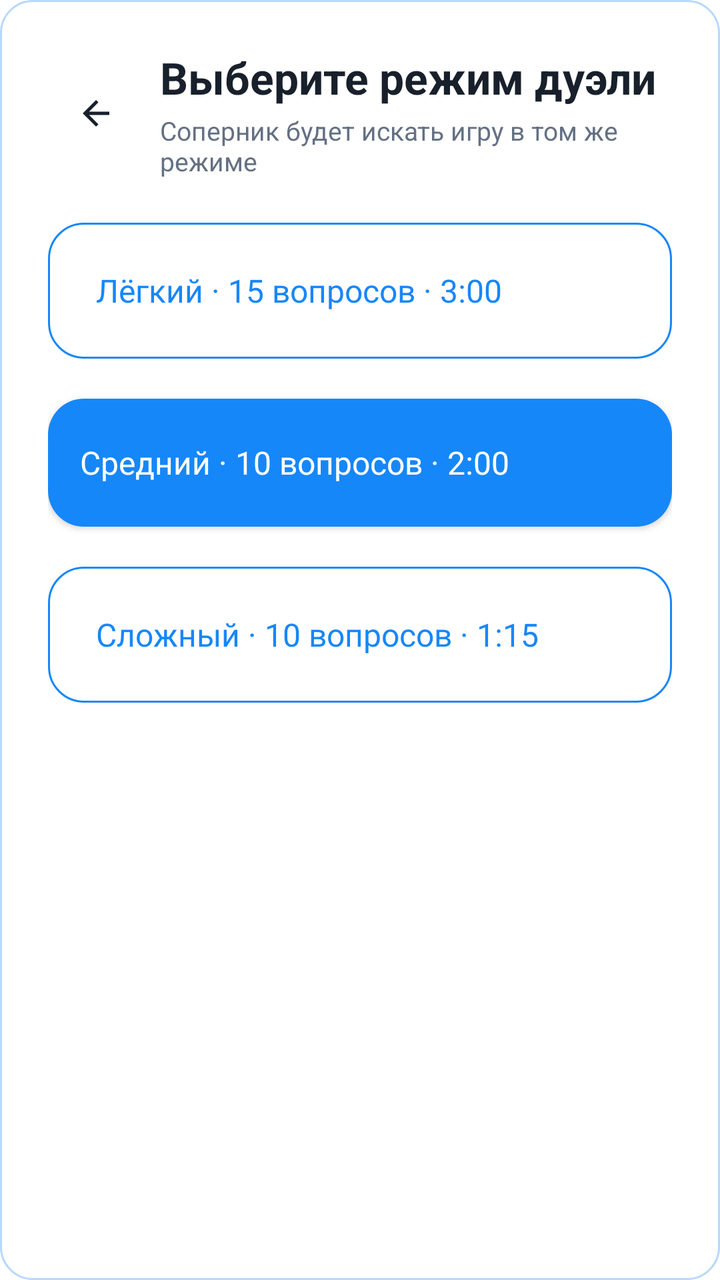
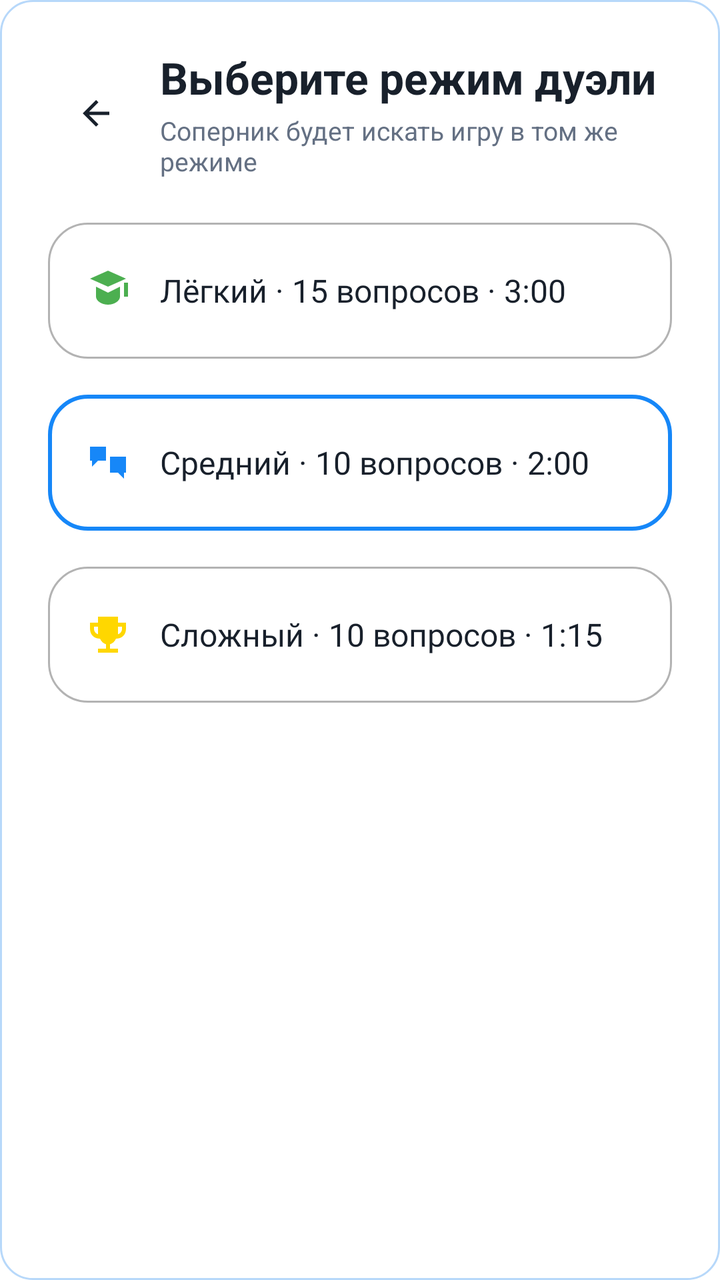

Compare the two renders of this Android layout. The source of the first and the diff that turns it into the second are given below.
<!-- AndroidManifest.xml: application theme Theme.Duelingo -->
<!-- res/layout/dialog_duel_difficulty.xml -->
<?xml version="1.0" encoding="utf-8"?>
<LinearLayout xmlns:android="http://schemas.android.com/apk/res/android" xmlns:app="http://schemas.android.com/apk/res-auto" android:layout_width="match_parent" android:layout_height="wrap_content" android:background="@drawable/bg_dialog" android:orientation="vertical" android:padding="24dp">
    <LinearLayout android:layout_width="match_parent" android:layout_height="wrap_content" android:gravity="center_vertical" android:orientation="horizontal">
        <com.google.android.material.button.MaterialButton android:id="@+id/closeButton" style="@style/Widget.Material3.Button.IconButton" android:layout_width="48dp" android:layout_height="48dp" android:contentDescription="@string/back" app:icon="@drawable/ic_arrow_back" app:iconTint="?attr/textColor" />
        <LinearLayout android:layout_width="0dp" android:layout_height="wrap_content" android:layout_marginStart="8dp" android:layout_weight="1" android:orientation="vertical"><TextView android:id="@+id/titleText" android:layout_width="match_parent" android:layout_height="wrap_content" android:text="@string/choose_duel_mode" android:textColor="?attr/textColor" android:textSize="22sp" android:textStyle="bold" /><TextView android:id="@+id/subtitleText" android:layout_width="match_parent" android:layout_height="wrap_content" android:layout_marginTop="3dp" android:text="@string/duel_mode_subtitle" android:textColor="?attr/secondaryTextColor" android:textSize="13sp" /></LinearLayout>
    </LinearLayout>
    <com.google.android.material.button.MaterialButton android:id="@+id/easyButton" style="@style/Widget.Material3.Button.OutlinedButton" android:layout_width="match_parent" android:layout_height="wrap_content" android:minHeight="76dp" android:layout_marginTop="18dp" android:gravity="start|center_vertical" android:paddingVertical="12dp" android:text="@string/duel_easy_description" android:textAllCaps="false" android:textColor="@color/blue_primary" android:textSize="16sp" app:cornerRadius="18dp" app:strokeColor="@color/blue_primary" app:strokeWidth="1dp" />
    <com.google.android.material.button.MaterialButton android:id="@+id/mediumButton" android:layout_width="match_parent" android:layout_height="wrap_content" android:minHeight="76dp" android:layout_marginTop="10dp" android:gravity="start|center_vertical" android:paddingVertical="12dp" android:text="@string/duel_medium_description" android:textAllCaps="false" android:textColor="@color/white" android:textSize="16sp" app:cornerRadius="18dp" />
    <com.google.android.material.button.MaterialButton android:id="@+id/hardButton" style="@style/Widget.Material3.Button.OutlinedButton" android:layout_width="match_parent" android:layout_height="wrap_content" android:minHeight="76dp" android:layout_marginTop="10dp" android:gravity="start|center_vertical" android:paddingVertical="12dp" android:text="@string/duel_hard_description" android:textAllCaps="false" android:textColor="@color/blue_primary" android:textSize="16sp" app:cornerRadius="18dp" app:strokeColor="@color/blue_primary" app:strokeWidth="1dp" />
</LinearLayout>
<!-- resources referenced by this layout -->
<resources>
  <color name="blue_primary">#1687F8</color>
  <color name="white">#FFFFFFFF</color>
  <!-- drawable bg_dialog (drawable) -->
  <shape xmlns:android="http://schemas.android.com/apk/res/android"
      android:shape="rectangle">
      <corners android:radius="16dp"/>
      <solid android:color="?attr/cardBackgroundColor"/>
      <stroke android:width="1dp" android:color="@color/word_chip_stroke" />
  </shape>
  <!-- drawable ic_arrow_back (drawable) -->
  <?xml version="1.0" encoding="utf-8"?>
  <vector xmlns:android="http://schemas.android.com/apk/res/android"
      android:width="24dp"
      android:height="24dp"
      android:viewportWidth="24"
      android:viewportHeight="24">
      <path
          android:fillColor="#FFFFFFFF"
          android:pathData="M20,11H7.83l5.59,-5.59L12,4l-8,8 8,8 1.42,-1.41L7.83,13H20v-2z" />
  </vector>
  <string name="back">Назад</string>
  <string name="choose_duel_mode">Выберите режим дуэли</string>
  <string name="duel_easy_description">Лёгкий · 15 вопросов · 3:00</string>
  <string name="duel_hard_description">Сложный · 10 вопросов · 1:15</string>
  <string name="duel_medium_description">Средний · 10 вопросов · 2:00</string>
  <string name="duel_mode_subtitle">Соперник будет искать игру в том же режиме</string>
  <color name="word_chip_stroke">#B7D8FA</color>
  <color name="black">#FF000000</color>
  <color name="background_light">#F5F7FB</color>
  <color name="text_color_light">#18202B</color>
  <color name="secondary_text_light">#647083</color>
  <color name="surface_light">#FFFFFF</color>
  <color name="gray_light">#B3B3B3</color>
  <style name="DuelRush.MaterialButton" parent="Widget.MaterialComponents.Button">
          <item name="android:textSize">16sp</item>
          <item name="android:minHeight">48dp</item>
          <item name="android:textAllCaps">false</item>
          <item name="android:letterSpacing">0</item>
          <item name="android:fontFamily">@font/open_sans_medium</item>
      </style>
  <!-- unchanged entries left out for length: 1 -->
</resources>

<!-- the commit's change to res/layout/dialog_duel_difficulty.xml (unified diff, before → after) -->
@@ -4,7 +4,7 @@
         <com.google.android.material.button.MaterialButton android:id="@+id/closeButton" style="@style/Widget.Material3.Button.IconButton" android:layout_width="48dp" android:layout_height="48dp" android:contentDescription="@string/back" app:icon="@drawable/ic_arrow_back" app:iconTint="?attr/textColor" />
         <LinearLayout android:layout_width="0dp" android:layout_height="wrap_content" android:layout_marginStart="8dp" android:layout_weight="1" android:orientation="vertical"><TextView android:id="@+id/titleText" android:layout_width="match_parent" android:layout_height="wrap_content" android:text="@string/choose_duel_mode" android:textColor="?attr/textColor" android:textSize="22sp" android:textStyle="bold" /><TextView android:id="@+id/subtitleText" android:layout_width="match_parent" android:layout_height="wrap_content" android:layout_marginTop="3dp" android:text="@string/duel_mode_subtitle" android:textColor="?attr/secondaryTextColor" android:textSize="13sp" /></LinearLayout>
     </LinearLayout>
-    <com.google.android.material.button.MaterialButton android:id="@+id/easyButton" style="@style/Widget.Material3.Button.OutlinedButton" android:layout_width="match_parent" android:layout_height="wrap_content" android:minHeight="76dp" android:layout_marginTop="18dp" android:gravity="start|center_vertical" android:paddingVertical="12dp" android:text="@string/duel_easy_description" android:textAllCaps="false" android:textColor="@color/blue_primary" android:textSize="16sp" app:cornerRadius="18dp" app:strokeColor="@color/blue_primary" app:strokeWidth="1dp" />
-    <com.google.android.material.button.MaterialButton android:id="@+id/mediumButton" android:layout_width="match_parent" android:layout_height="wrap_content" android:minHeight="76dp" android:layout_marginTop="10dp" android:gravity="start|center_vertical" android:paddingVertical="12dp" android:text="@string/duel_medium_description" android:textAllCaps="false" android:textColor="@color/white" android:textSize="16sp" app:cornerRadius="18dp" />
-    <com.google.android.material.button.MaterialButton android:id="@+id/hardButton" style="@style/Widget.Material3.Button.OutlinedButton" android:layout_width="match_parent" android:layout_height="wrap_content" android:minHeight="76dp" android:layout_marginTop="10dp" android:gravity="start|center_vertical" android:paddingVertical="12dp" android:text="@string/duel_hard_description" android:textAllCaps="false" android:textColor="@color/blue_primary" android:textSize="16sp" app:cornerRadius="18dp" app:strokeColor="@color/blue_primary" app:strokeWidth="1dp" />
+    <com.google.android.material.button.MaterialButton android:id="@+id/easyButton" style="@style/Widget.Material3.Button.OutlinedButton" android:layout_width="match_parent" android:layout_height="wrap_content" android:minHeight="76dp" android:layout_marginTop="18dp" android:gravity="start|center_vertical" android:paddingHorizontal="18dp" android:paddingVertical="12dp" android:text="@string/duel_easy_description" android:textAllCaps="false" android:textColor="?attr/textColor" android:textSize="16sp" app:backgroundTint="?attr/cardBackgroundColor" app:cornerRadius="20dp" app:icon="@drawable/graduation24" app:iconPadding="14dp" app:iconTint="@color/green_primary" app:strokeColor="?attr/dividerColor" app:strokeWidth="1dp" />
+    <com.google.android.material.button.MaterialButton android:id="@+id/mediumButton" style="@style/Widget.Material3.Button.OutlinedButton" android:layout_width="match_parent" android:layout_height="wrap_content" android:minHeight="76dp" android:layout_marginTop="10dp" android:gravity="start|center_vertical" android:paddingHorizontal="18dp" android:paddingVertical="12dp" android:text="@string/duel_medium_description" android:textAllCaps="false" android:textColor="?attr/textColor" android:textSize="16sp" app:backgroundTint="?attr/cardBackgroundColor" app:cornerRadius="20dp" app:icon="@drawable/swords24" app:iconPadding="14dp" app:iconTint="@color/blue_primary" app:strokeColor="@color/blue_primary" app:strokeWidth="2dp" />
+    <com.google.android.material.button.MaterialButton android:id="@+id/hardButton" style="@style/Widget.Material3.Button.OutlinedButton" android:layout_width="match_parent" android:layout_height="wrap_content" android:minHeight="76dp" android:layout_marginTop="10dp" android:gravity="start|center_vertical" android:paddingHorizontal="18dp" android:paddingVertical="12dp" android:text="@string/duel_hard_description" android:textAllCaps="false" android:textColor="?attr/textColor" android:textSize="16sp" app:backgroundTint="?attr/cardBackgroundColor" app:cornerRadius="20dp" app:icon="@drawable/trophy24" app:iconPadding="14dp" app:iconTint="@color/gold" app:strokeColor="?attr/dividerColor" app:strokeWidth="1dp" />
 </LinearLayout>
<!-- resource entries referenced after the edit -->
@@ -1,6 +1,8 @@
 <!-- resources referenced by this layout -->
 <resources>
   <color name="blue_primary">#1687F8</color>
+  <color name="gold">#FFD700</color>
+  <color name="green_primary">#4CAF50</color>
   <color name="white">#FFFFFFFF</color>
   <!-- drawable bg_dialog (drawable) -->
   <shape xmlns:android="http://schemas.android.com/apk/res/android"
@@ -9,6 +11,10 @@
       <solid android:color="?attr/cardBackgroundColor"/>
       <stroke android:width="1dp" android:color="@color/word_chip_stroke" />
   </shape>
+  <!-- drawable graduation24 (drawable) -->
+  <vector xmlns:android="http://schemas.android.com/apk/res/android" android:width="24dp" android:height="24dp" android:viewportWidth="24" android:viewportHeight="24">
+      <path android:fillColor="#7A7A7B" android:pathData="M3,6l9,-4 9,4 -9,4zM6,10l6,3 6,-3v5c0,2 -2.7,4 -6,4s-6,-2 -6,-4zM20,8h2v7h-2z" />
+  </vector>
   <!-- drawable ic_arrow_back (drawable) -->
   <?xml version="1.0" encoding="utf-8"?>
   <vector xmlns:android="http://schemas.android.com/apk/res/android"
@@ -19,6 +25,14 @@
       <path
           android:fillColor="#FFFFFFFF"
           android:pathData="M20,11H7.83l5.59,-5.59L12,4l-8,8 8,8 1.42,-1.41L7.83,13H20v-2z" />
+  </vector>
+  <!-- drawable swords24 (drawable) -->
+  <vector xmlns:android="http://schemas.android.com/apk/res/android" android:width="24dp" android:height="24dp" android:viewportWidth="24" android:viewportHeight="24">
+      <path android:fillColor="#7A7A7B" android:pathData="M3,4h8v7H7l-3,3v-3H3zM13,9h8v8h-1v3l-3,-3h-4z" />
+  </vector>
+  <!-- drawable trophy24 (drawable) -->
+  <vector xmlns:android="http://schemas.android.com/apk/res/android" android:width="24dp" android:height="24dp" android:viewportWidth="24" android:viewportHeight="24">
+      <path android:fillColor="#7A7A7B" android:pathData="M7,3h10v3h4v3c0,3 -2,5 -5,5 -0.6,1.4 -1.7,2.4 -3,2.8V19h4v2H7v-2h4v-2.2c-1.3,-0.4 -2.4,-1.4 -3,-2.8 -3,0 -5,-2 -5,-5V6h4zM5,8v1c0,1.4 0.8,2.4 2,2.8V8zM17,8v3.8c1.2,-0.4 2,-1.4 2,-2.8V8z" />
   </vector>
   <string name="back">Назад</string>
   <string name="choose_duel_mode">Выберите режим дуэли</string>
